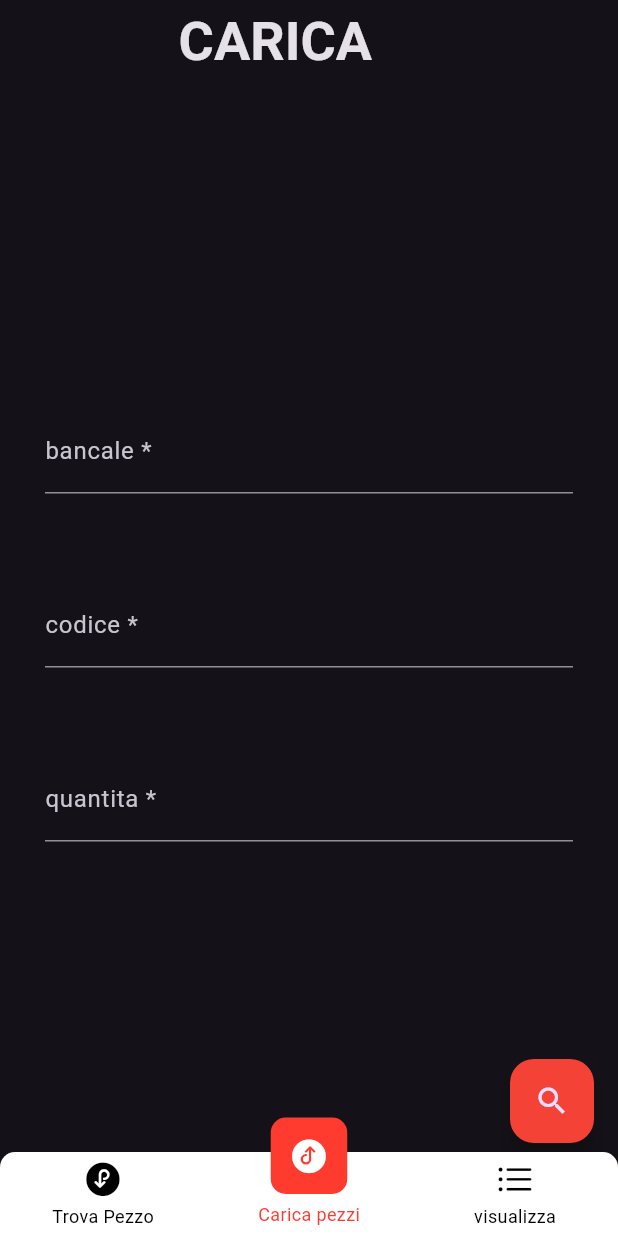
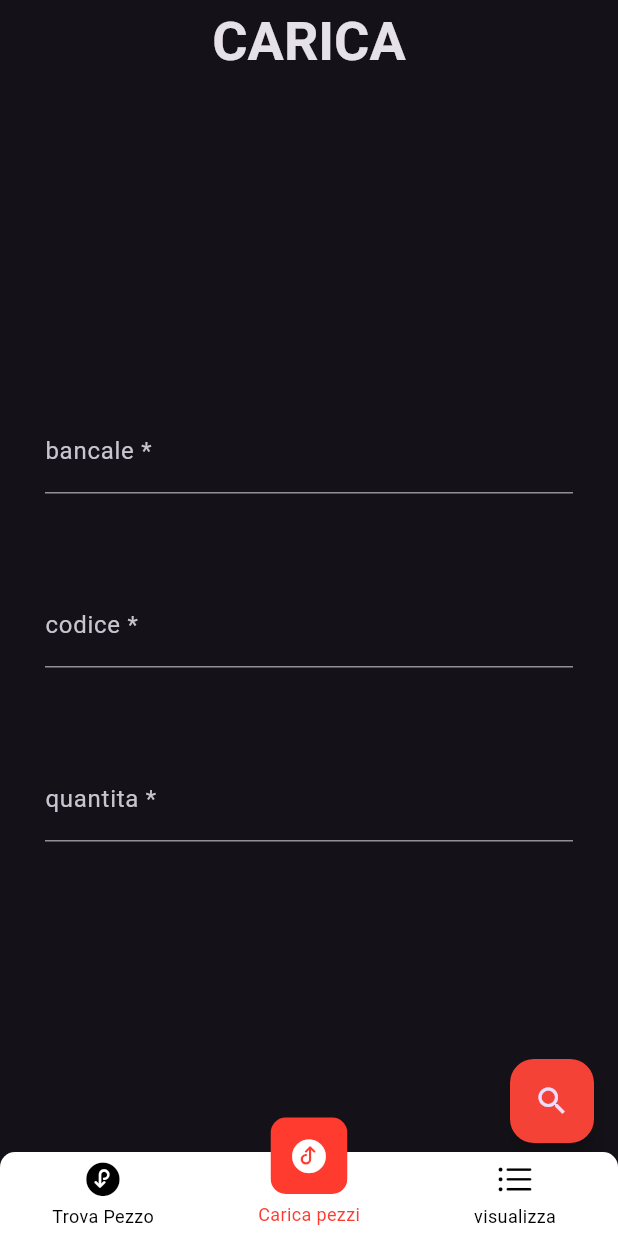
Before and after one commit to stegish/FCLogistic_2.0, a Flutter app: the screen it shows after launch, item 2 of the bottom bar chosen, on a phone screen of 412 x 824 dp. Run offline on Flutter 3.47's test engine with Material 3 defaults, Android fonts, the phone set to English and light mode, and no system bars; drawn by our look-alikes of persistent_bottom_nav_bar; our stand-ins replace awesome_snackbar_content, input_quantity; Roboto replaces fonts that are missing (Arial).

Commit message:
miglioramenti estetici

```diff
--- a/lib/BottomNavBar.dart
+++ b/lib/BottomNavBar.dart
@@ -2,6 +2,7 @@ import 'package:flutter/cupertino.dart';
 import 'package:flutter/material.dart';
 import 'package:persistent_bottom_nav_bar/persistent_tab_view.dart';
 import 'Trova.dart';
+import 'snakBar.dart';
 import 'Carica.dart';
 import 'MagazzinoCompleto.dart';
 
@@ -14,7 +15,6 @@ class BottomNavBar extends StatefulWidget{
 
   class _BottomNavBarState extends State<BottomNavBar> {
 
-
   final PersistentTabController _controller = PersistentTabController(initialIndex: 0); //cambio posizione footBar
 
   List<Widget> _buildScreens() {
@@ -23,6 +23,11 @@ class BottomNavBar extends StatefulWidget{
       const Carica(),
       MagazzinoCompleto(),
     ];
+  }
+
+  void showSnackbar(String titolo, String messaggio, String tipologia){
+    GlobalValues.showSnackbar(
+        ScaffoldMessenger.of(context) ,titolo ,messaggio ,tipologia );
   }
 
   //pagine nella footBar
@@ -50,7 +55,8 @@ class BottomNavBar extends StatefulWidget{
   }
 @override
   Widget build(BuildContext context) {
-    return Scaffold(
+    return ScaffoldMessenger(
+      child: Scaffold(
           bottomNavigationBar: PersistentTabView(
             context,
             controller: _controller,
@@ -79,6 +85,7 @@ class BottomNavBar extends StatefulWidget{
             ),
             navBarStyle: NavBarStyle.style16, // Choose the nav bar style with this property.
           )
+      ),
     );
   }
 }
--- a/lib/Carica.dart
+++ b/lib/Carica.dart
@@ -81,7 +81,7 @@ class _CaricaState extends State<Carica> {
       key: _Carica,
       appBar: AppBar(
         title: const Center(
-          child: Text("CARICA     ",
+          child: Text("CARICA",
             style: TextStyle(fontWeight: FontWeight.bold),),
         ),
       ),
--- a/lib/main.dart
+++ b/lib/main.dart
@@ -24,7 +24,7 @@ class MyApp extends StatelessWidget {
           bodyText2: TextStyle(fontSize: 14.0, fontFamily: 'Arial'),
         ),
       ),
-      home: const BottomNavBar(),
+      home: SafeArea(child: const BottomNavBar()),
     );
   }
 }
```
Also changed, not shown: lib/MagazzinoCompleto.dart (+6 -5 lines), lib/Trova.dart (+4 -5 lines), lib/snakBar.dart (+4 -5 lines). Lines whose indentation alone changed are shown as unchanged.
